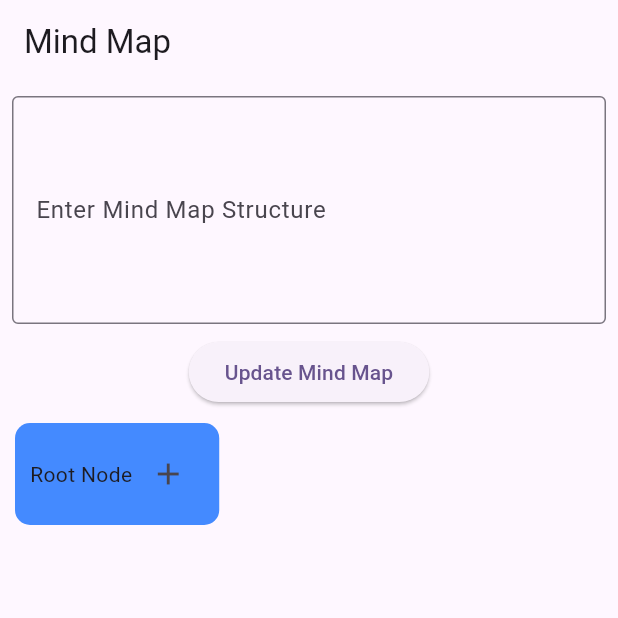
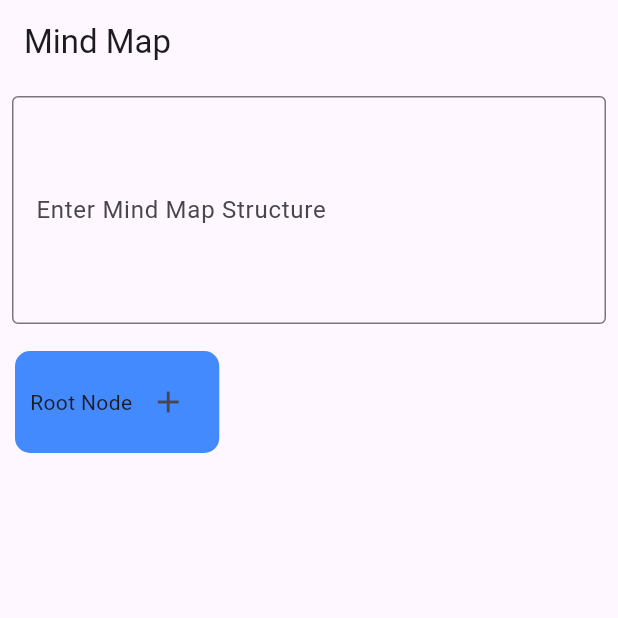
Before and after one commit to gkdis6/mind_map_app, a Flutter app: the screen it shows after launch, on a phone screen of 412 x 824 dp, the top half of it. Run offline on Flutter 3.47's test engine with Material 3 defaults, Android fonts, the phone set to English and light mode, and no system bars; missing offline and left inert: mind_map.

Commit message:
입력부 입력 시 바로 반영되게 처리

```diff
--- a/lib/node/s_main.dart
+++ b/lib/node/s_main.dart
@@ -29,18 +29,14 @@ class _MainScreenState extends State<MainScreen> {
               decoration: InputDecoration(
                 border: OutlineInputBorder(),
                 labelText: 'Enter Mind Map Structure',
-                hintText: 'Root Node\n  Sub Node 1\n    Sub Sub Node 1',
               ),
               maxLines: 5,
+              onChanged: (value) {
+                setState(() {
+                  rootNode = parseTree(value);
+                });
+              },
             ),
-          ),
-          ElevatedButton(
-            onPressed: () {
-              setState(() {
-                rootNode = parseTree(_controller.text);
-              });
-            },
-            child: Text('Update Mind Map'),
           ),
           Expanded(
             child: InteractiveViewer(
```
